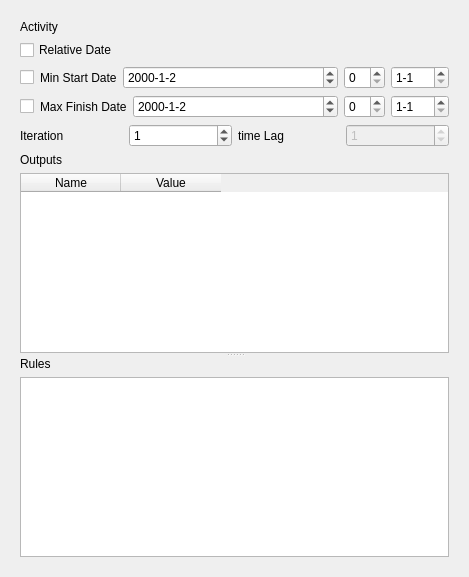
Before: the Qt Designer form gvle.decision/src/rightWidget.ui in vle-forge/packages, drawn with Qt 5.
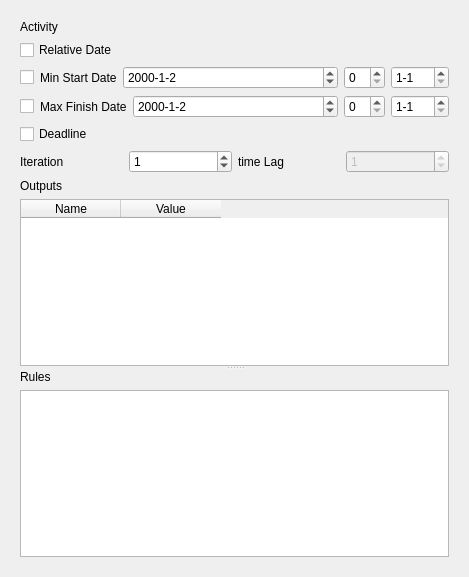
After: the same form once the commit is applied.

Commit message: gvle.decision: add a deadline checkbox

Diff of the .ui file:
```diff
--- a/gvle.decision/src/rightWidget.ui
+++ b/gvle.decision/src/rightWidget.ui
@@ -180,6 +180,13 @@
          </item>
         </layout>
        </item>
+       <item>
+        <widget class="QCheckBox" name="deadlineCheckBox">
+         <property name="text">
+          <string>Deadline</string>
+         </property>
+        </widget>
+       </item>
        <item>
         <layout class="QHBoxLayout" name="horizontalLayout_10">
          <item>
```
The commit also changes 4 other files.
